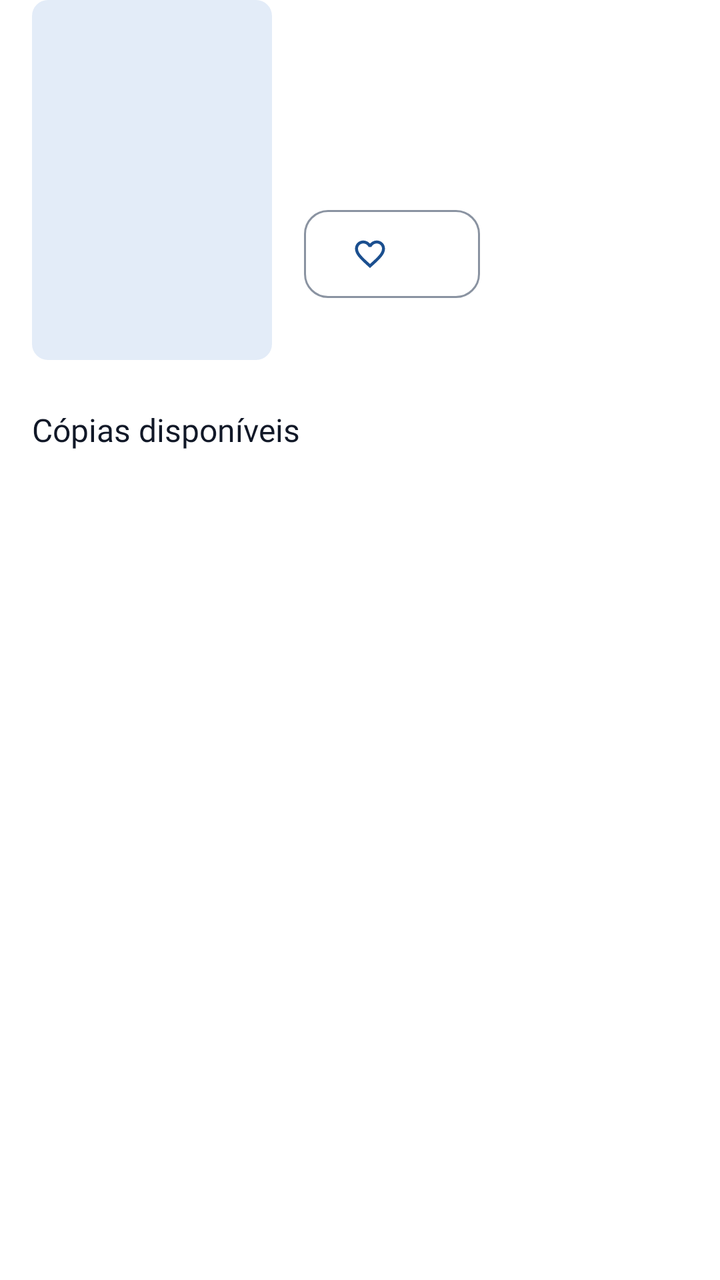
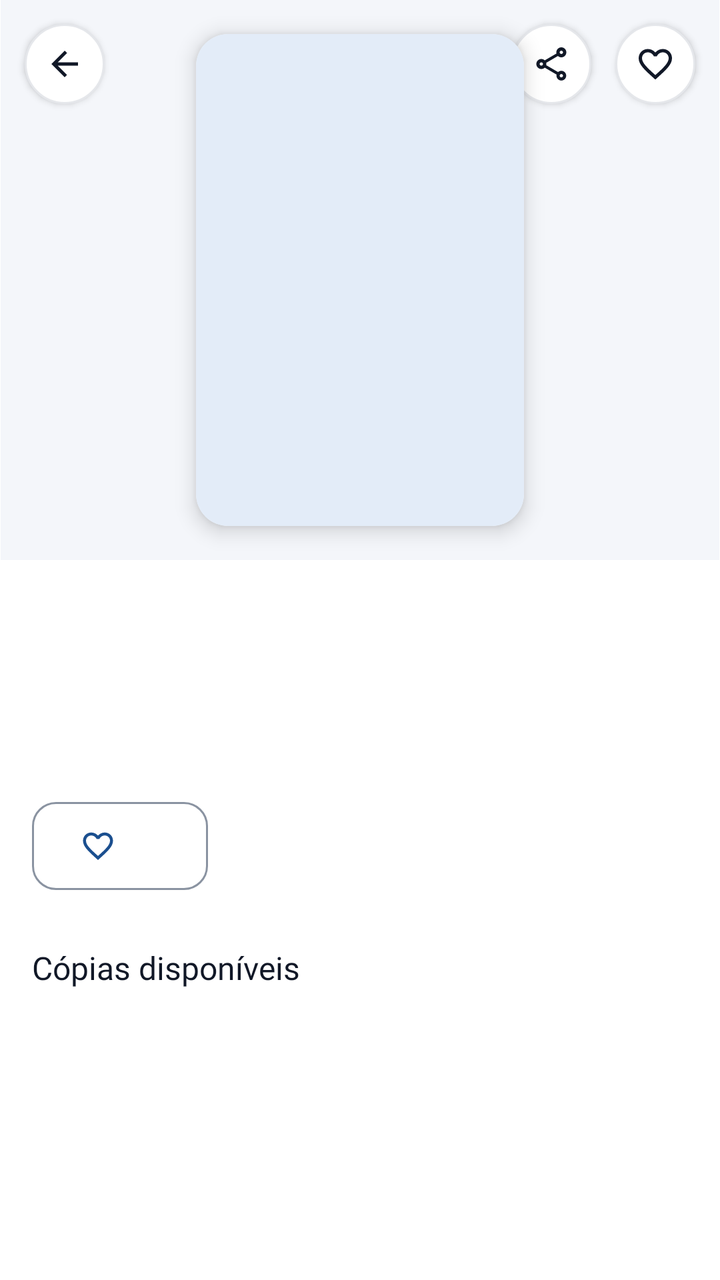

Screens rendered from an Android XML layout before and after an edit, with the pre-edit source and the edit as a unified diff.
<!-- AndroidManifest.xml: application theme Theme.LeiaUFMS -->
<!-- res/layout/fragment_obra.xml -->
<?xml version="1.0" encoding="utf-8"?>
<androidx.core.widget.NestedScrollView xmlns:android="http://schemas.android.com/apk/res/android"
    xmlns:app="http://schemas.android.com/apk/res-auto"
    android:layout_width="match_parent"
    android:layout_height="match_parent"
    android:defaultFocusHighlightEnabled="false">

    <LinearLayout
        android:layout_width="match_parent"
        android:layout_height="wrap_content"
        android:orientation="vertical"
        android:paddingStart="@dimen/screen_margin"
        android:paddingEnd="@dimen/screen_margin"
        android:paddingBottom="@dimen/space_xl">

        <LinearLayout
            android:layout_width="match_parent"
            android:layout_height="wrap_content"
            android:orientation="horizontal">

            <include
                android:id="@+id/cover"
                layout="@layout/view_cover"
                android:layout_width="@dimen/cover_width_large"
                android:layout_height="@dimen/cover_height_large" />

            <LinearLayout
                android:layout_width="0dp"
                android:layout_height="wrap_content"
                android:layout_marginStart="@dimen/space_m"
                android:layout_weight="1"
                android:orientation="vertical">

                <TextView
                    android:id="@+id/title"
                    android:layout_width="match_parent"
                    android:layout_height="wrap_content"
                    android:accessibilityHeading="true"
                    android:textAppearance="@style/TextAppearance.Leia.BookTitleLarge"
                    android:textColor="@color/leia_on_background" />

                <TextView
                    android:id="@+id/author"
                    android:layout_width="match_parent"
                    android:layout_height="wrap_content"
                    android:layout_marginTop="@dimen/space_xxs"
                    android:textAppearance="@style/TextAppearance.Leia.Body"
                    android:textColor="@color/leia_on_surface_variant" />

                <TextView
                    android:id="@+id/wishes"
                    android:layout_width="match_parent"
                    android:layout_height="wrap_content"
                    android:layout_marginTop="@dimen/space_s"
                    android:textAppearance="@style/TextAppearance.Leia.BodySmall"
                    android:textColor="@color/leia_on_background" />

                <com.google.android.material.button.MaterialButton
                    android:id="@+id/button_wish"
                    style="?attr/materialButtonOutlinedStyle"
                    android:layout_width="wrap_content"
                    android:layout_height="wrap_content"
                    android:layout_marginTop="@dimen/space_s"
                    app:icon="@drawable/ic_favorite_border" />
            </LinearLayout>
        </LinearLayout>

        <TextView
            style="@style/Widget.Leia.SectionTitle"
            android:text="@string/hub_copies" />

        <TextView
            android:id="@+id/no_copies"
            android:layout_width="match_parent"
            android:layout_height="wrap_content"
            android:text="@string/hub_no_copies"
            android:textAppearance="@style/TextAppearance.Leia.Body"
            android:textColor="@color/leia_on_surface_variant"
            android:visibility="gone" />

        <androidx.recyclerview.widget.RecyclerView
            android:id="@+id/copies"
            android:layout_width="match_parent"
            android:layout_height="wrap_content"
            android:layout_marginStart="-16dp"
            android:layout_marginEnd="-16dp"
            android:nestedScrollingEnabled="false"
            app:layoutManager="androidx.recyclerview.widget.LinearLayoutManager" />

        <TextView
            android:id="@+id/compatible_title"
            style="@style/Widget.Leia.SectionTitle"
            android:text="@string/hub_compatible"
            android:visibility="gone" />

        <LinearLayout
            android:id="@+id/compatible"
            android:layout_width="match_parent"
            android:layout_height="wrap_content"
            android:orientation="vertical" />

        <com.google.android.material.button.MaterialButton
            android:id="@+id/button_compatible"
            style="@style/Widget.Leia.ListAction"
            android:text="@string/action_mark_compatible"
            android:visibility="gone"
            app:icon="@drawable/ic_add" />

        <TextView
            android:id="@+id/disciplines_title"
            style="@style/Widget.Leia.SectionTitle"
            android:text="@string/hub_disciplines"
            android:visibility="gone" />

        <com.google.android.material.chip.ChipGroup
            android:id="@+id/disciplines"
            android:layout_width="match_parent"
            android:layout_height="wrap_content" />
    </LinearLayout>
</androidx.core.widget.NestedScrollView>
<!-- res/layout/view_cover.xml (included above) -->
<?xml version="1.0" encoding="utf-8"?>
<FrameLayout xmlns:android="http://schemas.android.com/apk/res/android"
    xmlns:app="http://schemas.android.com/apk/res-auto"
    android:id="@+id/cover"
    android:layout_width="@dimen/cover_width"
    android:layout_height="@dimen/cover_height"
    android:importantForAccessibility="noHideDescendants">

    <com.google.android.material.imageview.ShapeableImageView
        android:id="@+id/cover_image"
        android:layout_width="match_parent"
        android:layout_height="match_parent"
        android:background="@color/leia_primary_container"
        android:scaleType="centerCrop"
        app:shapeAppearanceOverlay="@style/ShapeAppearance.Leia.Small" />

    <TextView
        android:id="@+id/cover_text"
        android:layout_width="match_parent"
        android:layout_height="match_parent"
        android:gravity="center"
        android:padding="@dimen/space_xxs"
        android:textAppearance="@style/TextAppearance.Leia.BookTitle"
        android:textColor="@color/leia_on_primary_container" />
</FrameLayout>
<!-- resources referenced by this layout -->
<resources>
  <color name="leia_on_background">#111827</color>
  <color name="leia_on_primary_container">#0D2A4D</color>
  <color name="leia_on_surface_variant">#4B5563</color>
  <color name="leia_primary_container">#E3ECF8</color>
  <dimen name="cover_height">96dp</dimen>
  <dimen name="cover_height_large">180dp</dimen>
  <dimen name="cover_width">64dp</dimen>
  <dimen name="cover_width_large">120dp</dimen>
  <dimen name="screen_margin">16dp</dimen>
  <dimen name="space_m">16dp</dimen>
  <dimen name="space_s">12dp</dimen>
  <dimen name="space_xl">32dp</dimen>
  <dimen name="space_xxs">4dp</dimen>
  <string name="hub_compatible">Edições compatíveis</string>
  <string name="hub_copies">Cópias disponíveis</string>
  <dimen name="radius_s">8dp</dimen>
  <dimen name="touch_target">48dp</dimen>
  <dimen name="space_xs">8dp</dimen>
  <dimen name="space_l">24dp</dimen>
  <color name="leia_primary">#1B4F8F</color>
  <color name="leia_on_primary">#FFFFFF</color>
  <color name="leia_tertiary">#8A5A12</color>
  <color name="leia_on_tertiary">#FFFFFF</color>
  <color name="leia_tertiary_container">#FDF0D5</color>
  <color name="leia_on_tertiary_container">#3D2A08</color>
  <color name="leia_error">#B42318</color>
  <color name="leia_on_error">#FFFFFF</color>
  <color name="leia_error_container">#FDE3E1</color>
  <color name="leia_on_error_container">#5A0E09</color>
  <color name="leia_background">#FFFFFF</color>
  <color name="leia_surface_container">#F4F6FA</color>
  <color name="leia_surface">#FFFFFF</color>
  <color name="leia_outline">#8A93A1</color>
  <color name="leia_inverse_primary">#8DB8F2</color>
  <color name="leia_outline_variant">#E5E7EB</color>
  <dimen name="radius_m">12dp</dimen>
  <dimen name="radius_l">16dp</dimen>
  <dimen name="button_height">52dp</dimen>
  <dimen name="radius_button">12dp</dimen>
  <dimen name="elevation_card">2dp</dimen>
  <dimen name="elevation_hero">6dp</dimen>
  <!-- unchanged entries left out for length: 34 -->
</resources>

<!-- the commit's change to res/layout/fragment_obra.xml (unified diff, before → after) -->
@@ -8,26 +8,48 @@
     <LinearLayout
         android:layout_width="match_parent"
         android:layout_height="wrap_content"
+        android:clipToPadding="false"
         android:orientation="vertical"
         android:paddingStart="@dimen/screen_margin"
         android:paddingEnd="@dimen/screen_margin"
         android:paddingBottom="@dimen/space_xl">
 
+        
+        <FrameLayout
+            android:layout_width="match_parent"
+            android:layout_height="@dimen/cover_hero_height"
+            android:layout_marginStart="@dimen/screen_margin_negative"
+            android:layout_marginEnd="@dimen/screen_margin_negative"
+            android:background="@color/leia_surface_container">
+
+            <com.google.android.material.card.MaterialCardView
+                android:layout_width="@dimen/cover_detail_width"
+                android:layout_height="@dimen/cover_detail_height"
+                android:layout_gravity="center"
+                app:cardElevation="@dimen/elevation_hero"
+                app:strokeWidth="0dp">
+
+                <include
+                    android:id="@+id/cover"
+                    layout="@layout/view_cover"
+                    android:layout_width="match_parent"
+                    android:layout_height="match_parent" />
+            </com.google.android.material.card.MaterialCardView>
+
+            <include
+                android:id="@+id/hero"
+                layout="@layout/view_hero_actions" />
+        </FrameLayout>
+
         <LinearLayout
             android:layout_width="match_parent"
             android:layout_height="wrap_content"
+            android:layout_marginTop="@dimen/space_m"
             android:orientation="horizontal">
-
-            <include
-                android:id="@+id/cover"
-                layout="@layout/view_cover"
-                android:layout_width="@dimen/cover_width_large"
-                android:layout_height="@dimen/cover_height_large" />
 
             <LinearLayout
                 android:layout_width="0dp"
                 android:layout_height="wrap_content"
-                android:layout_marginStart="@dimen/space_m"
                 android:layout_weight="1"
                 android:orientation="vertical">
 
@@ -144,3 +166,52 @@
         android:textAppearance="@style/TextAppearance.Leia.BookTitle"
         android:textColor="@color/leia_on_primary_container" />
 </FrameLayout>
+<!-- res/layout/view_hero_actions.xml (included above) -->
+<?xml version="1.0" encoding="utf-8"?>
+<LinearLayout xmlns:android="http://schemas.android.com/apk/res/android"
+    android:layout_width="match_parent"
+    android:layout_height="wrap_content"
+    android:layout_gravity="top"
+    android:orientation="horizontal"
+    android:padding="@dimen/space_xs">
+
+    <ImageButton
+        android:id="@+id/back"
+        android:layout_width="@dimen/touch_target"
+        android:layout_height="@dimen/touch_target"
+        android:background="@drawable/bg_hero_button"
+        android:contentDescription="@string/action_back"
+        android:elevation="@dimen/elevation_card"
+        android:padding="@dimen/heart_padding"
+        android:scaleType="centerInside"
+        android:src="@drawable/ic_back"
+        android:tint="@color/leia_on_background" />
+
+    <Space
+        android:layout_width="0dp"
+        android:layout_height="0dp"
+        android:layout_weight="1" />
+
+    <ImageButton
+        android:id="@+id/share"
+        android:layout_width="@dimen/touch_target"
+        android:layout_height="@dimen/touch_target"
+        android:background="@drawable/bg_hero_button"
+        android:contentDescription="@string/action_share"
+        android:elevation="@dimen/elevation_card"
+        android:padding="@dimen/heart_padding"
+        android:scaleType="centerInside"
+        android:src="@drawable/ic_share"
+        android:tint="@color/leia_on_background" />
+
+    <ImageButton
+        android:id="@+id/heart"
+        android:layout_width="@dimen/touch_target"
+        android:layout_height="@dimen/touch_target"
+        android:layout_marginStart="@dimen/space_xxs"
+        android:background="@drawable/bg_hero_button"
+        android:elevation="@dimen/elevation_card"
+        android:padding="@dimen/heart_padding"
+        android:scaleType="centerInside"
+        android:src="@drawable/ic_favorite_border" />
+</LinearLayout>
<!-- resource entries referenced after the edit -->
@@ -5,10 +5,10 @@
   <color name="leia_on_surface_variant">#4B5563</color>
   <color name="leia_primary_container">#E3ECF8</color>
   <dimen name="cover_height">96dp</dimen>
-  <dimen name="cover_height_large">180dp</dimen>
+  <dimen name="cover_hero_height">280dp</dimen>
   <dimen name="cover_width">64dp</dimen>
-  <dimen name="cover_width_large">120dp</dimen>
   <dimen name="screen_margin">16dp</dimen>
+  <dimen name="screen_margin_negative">-16dp</dimen>
   <dimen name="space_m">16dp</dimen>
   <dimen name="space_s">12dp</dimen>
   <dimen name="space_xl">32dp</dimen>
@@ -17,6 +17,39 @@
   <string name="hub_copies">Cópias disponíveis</string>
   <dimen name="radius_s">8dp</dimen>
   <dimen name="touch_target">48dp</dimen>
+  <!-- drawable bg_hero_button (drawable) -->
+  <?xml version="1.0" encoding="utf-8"?>
+  <inset xmlns:android="http://schemas.android.com/apk/res/android" android:inset="4dp">
+      <shape android:shape="oval">
+          <solid android:color="@color/leia_surface" />
+          <stroke android:width="1dp" android:color="@color/leia_outline_variant" />
+      </shape>
+  </inset>
+  <!-- drawable ic_back (drawable) -->
+  <vector xmlns:android="http://schemas.android.com/apk/res/android"
+      android:width="24dp"
+      android:height="24dp"
+      android:viewportWidth="24"
+      android:viewportHeight="24"
+      android:tint="?attr/colorOnSurface"
+      android:autoMirrored="true">
+    <path
+        android:fillColor="@android:color/white"
+        android:pathData="M20,11H7.83l5.59,-5.59L12,4l-8,8 8,8 1.41,-1.41L7.83,13H20v-2z"/>
+  </vector>
+  <!-- drawable ic_share (drawable) -->
+  <vector xmlns:android="http://schemas.android.com/apk/res/android"
+      android:width="24dp"
+      android:height="24dp"
+      android:viewportWidth="24"
+      android:viewportHeight="24"
+      android:tint="?attr/colorOnSurface">
+    <path
+        android:fillColor="@android:color/white"
+        android:pathData="M18,16.08c-0.76,0 -1.44,0.3 -1.96,0.77L8.91,12.7c0.05,-0.23 0.09,-0.46 0.09,-0.7s-0.04,-0.47 -0.09,-0.7l7.05,-4.11c0.54,0.5 1.25,0.81 2.04,0.81 1.66,0 3,-1.34 3,-3s-1.34,-3 -3,-3 -3,1.34 -3,3c0,0.24 0.04,0.47 0.09,0.7L8.04,9.81C7.5,9.31 6.79,9 6,9c-1.66,0 -3,1.34 -3,3s1.34,3 3,3c0.79,0 1.5,-0.31 2.04,-0.81l7.12,4.16c-0.05,0.21 -0.08,0.43 -0.08,0.65 0,1.61 1.31,2.92 2.92,2.92s2.92,-1.31 2.92,-2.92c0,-1.61 -1.31,-2.92 -2.92,-2.92zM18,4c0.55,0 1,0.45 1,1s-0.45,1 -1,1 -1,-0.45 -1,-1 0.45,-1 1,-1zM6,13c-0.55,0 -1,-0.45 -1,-1s0.45,-1 1,-1 1,0.45 1,1 -0.45,1 -1,1zM18,20.02c-0.55,0 -1,-0.45 -1,-1s0.45,-1 1,-1 1,0.45 1,1 -0.45,1 -1,1z"/>
+  </vector>
+  <string name="action_back">Voltar</string>
+  <string name="action_share">Compartilhar</string>
   <dimen name="space_xs">8dp</dimen>
   <dimen name="space_l">24dp</dimen>
   <color name="leia_primary">#1B4F8F</color>
@@ -31,6 +64,8 @@
   <color name="leia_on_error_container">#5A0E09</color>
   <color name="leia_background">#FFFFFF</color>
   <color name="leia_surface_container">#F4F6FA</color>
+  <dimen name="cover_detail_height">246dp</dimen>
+  <dimen name="cover_detail_width">164dp</dimen>
   <color name="leia_surface">#FFFFFF</color>
   <color name="leia_outline">#8A93A1</color>
   <color name="leia_inverse_primary">#8DB8F2</color>
@@ -41,6 +76,7 @@
   <dimen name="radius_button">12dp</dimen>
   <dimen name="elevation_card">2dp</dimen>
   <dimen name="elevation_hero">6dp</dimen>
+  <dimen name="heart_padding">14dp</dimen>
   <!-- unchanged entries left out for length: 34 -->
 </resources>
 
